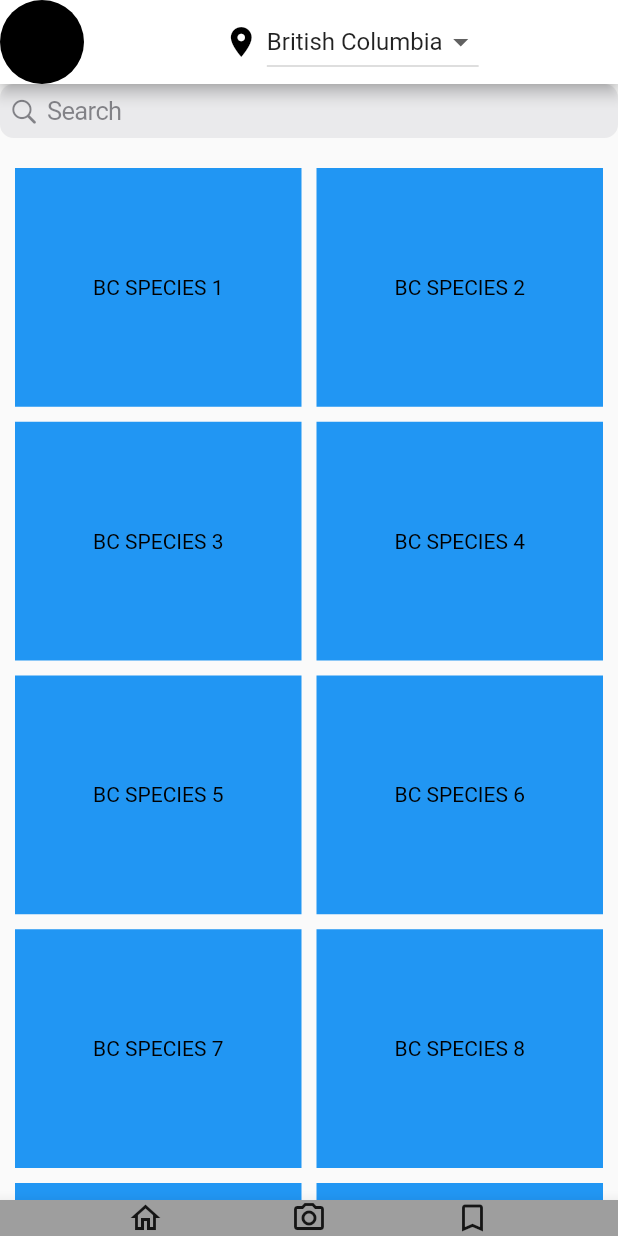
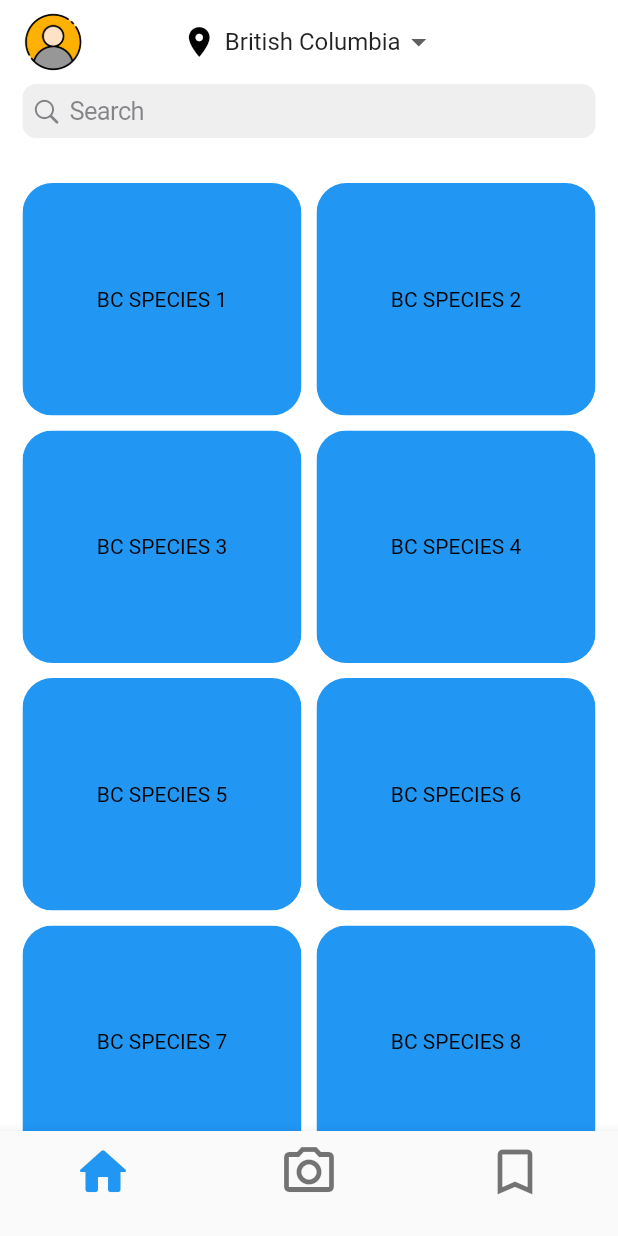
Before and after one commit to UBC-CIC/InvasivePlants, a Flutter app: the screen it shows after launch, on a phone screen of 412 x 824 dp. Run offline on Flutter 3.47's test engine with Material 2 defaults, Android fonts, the phone set to English and light mode, and no system bars; our stand-ins replace camera, image_picker, toggle_switch.

Commit message:
home page complete for now

```diff
--- a/flutter_app/lib/home_page.dart
+++ b/flutter_app/lib/home_page.dart
@@ -1,7 +1,6 @@
-// ignore_for_file: library_private_types_in_public_api
-
 import 'package:flutter/cupertino.dart';
 import 'package:flutter/material.dart';
+import 'package:flutter_app/settings_page.dart';
 import 'category_info_page.dart';
 
 class HomePage extends StatefulWidget {
@@ -14,24 +13,44 @@ class HomePage extends StatefulWidget {
 class _HomePageState extends State<HomePage> {
   String selectedLocation = 'British Columbia';
   bool isBCSelected = true;
+  String searchText = '';
 
   @override
   Widget build(BuildContext context) {
     return Scaffold(
+      backgroundColor: Colors.white,
       appBar: AppBar(
         backgroundColor: Colors.white,
-        leading: const CircleAvatar(
-          backgroundColor: Colors.black,
+        elevation: 0,
+        leading: Padding(
+          padding: const EdgeInsets.fromLTRB(15, 0, 0, 0),
+          child: GestureDetector(
+            onTap: () {
+              Navigator.push(
+                context,
+                MaterialPageRoute(
+                  builder: (context) => const SettingsPage(),
+                ),
+              );
+            },
+            child: Image.asset(
+              'assets/images/profile.png',
+              width: 24,
+              height: 24,
+            ),
+          ),
         ),
         title: Row(
           mainAxisAlignment: MainAxisAlignment.center,
+          mainAxisSize: MainAxisSize.min,
           children: <Widget>[
             const Icon(
               Icons.location_on,
               color: Colors.black,
             ),
             const SizedBox(width: 5),
-            DropdownButton<String>(
+            DropdownButtonHideUnderline(
+              child: DropdownButton<String>(
                 value: selectedLocation,
                 items:
                     <String>['British Columbia', 'Ontario'].map((String value) {
@@ -47,69 +66,103 @@ class _HomePageState extends State<HomePage> {
                   });
                 },
               ),
+            ),
           ],
         ),
       ),
-      body: SingleChildScrollView(
-        child: Column(
+      body: Column(
         children: <Widget>[
-            const CupertinoSearchTextField(),
-            const SizedBox(height: 10),
-            Container(
-              padding: const EdgeInsets.all(10),
-              child: GridView.builder(
+          Padding(
+            padding: const EdgeInsets.fromLTRB(15, 0, 15, 15),
+            child: CupertinoSearchTextField(
+              placeholder: 'Search',
+              onChanged: (value) {
+                setState(() {
+                  searchText = value;
+                });
+              },
+            ),
+          ),
+          Expanded(
+            child: ListView(
+              children: [
+                Padding(
+                  padding: const EdgeInsets.all(15),
+                  child: GridView.count(
                     shrinkWrap: true,
                     physics: const NeverScrollableScrollPhysics(),
-                gridDelegate: const SliverGridDelegateWithFixedCrossAxisCount(
                     crossAxisCount: 2,
                     childAspectRatio: 1.2,
                     crossAxisSpacing: 10,
                     mainAxisSpacing: 10,
+                    children: _buildMatchingItems(),
                   ),
-                itemCount: 12,
-                itemBuilder: (context, index) {
+                ),
+                const SizedBox(height: 10),
+              ],
+            ),
+          ),
+        ],
+      ),
+      bottomNavigationBar: BottomNavigationBar(
+        items: const [
+          BottomNavigationBarItem(
+            icon: Icon(Icons.home_rounded, size: 40),
+            label: '',
+          ),
+          BottomNavigationBarItem(
+            icon: Icon(Icons.camera_alt_outlined, size: 40),
+            label: '',
+          ),
+          BottomNavigationBarItem(
+            icon: Icon(Icons.bookmark_border, size: 40),
+            label: '',
+          ),
+        ],
+      ),
+    );
+  }
+
+  List<Widget> _buildMatchingItems() {
+    List<Widget> matchingItems = [];
+
+    for (int index = 0; index < 12; index++) {
+      final speciesName =
+          '${isBCSelected ? 'BC' : 'ONTARIO'} SPECIES ${index + 1}';
+      if (searchText.isEmpty ||
+          speciesName.toLowerCase().contains(searchText.toLowerCase())) {
+        matchingItems.add(_buildGridItem(speciesName));
+      }
+    }
+
+    return matchingItems;
+  }
+
+  Widget _buildGridItem(String speciesName) {
     return GestureDetector(
       onTap: () {
-                      // Navigate to CategoryInfoPage with the selected category title
         Navigator.push(
           context,
           MaterialPageRoute(
             builder: (context) => CategoryInfoPage(
-                            categoryTitle:
-                                '${isBCSelected ? 'BC' : 'ONTARIO'} SPECIES ${index + 1}',
+              categoryTitle: speciesName,
             ),
           ),
         );
       },
+      child: ClipRRect(
+        borderRadius: BorderRadius.circular(20.0),
         child: Container(
           color: isBCSelected ? Colors.blue : Colors.green,
           child: Center(
             child: Text(
-                          '${isBCSelected ? 'BC' : 'ONTARIO'} SPECIES ${index + 1}',
+              speciesName,
               style: const TextStyle(
                 color: Colors.black,
               ),
             ),
           ),
         ),
-                  );
-                },
-              ),
-            ),
-            const SizedBox(height: 10),
-          ],
-        ),
-      ),
-      bottomNavigationBar: const BottomAppBar(
-        color: Colors.grey,
-        child: Row(
-          mainAxisAlignment: MainAxisAlignment.spaceEvenly,
-          children: [
-            Icon(Icons.home_outlined),
-            Icon(Icons.camera_alt_outlined),
-            Icon(Icons.bookmark_border),
-          ],
-        ),
       ),
     );
   }
```
Also changed, not shown: flutter_app/assets/images/profile.png (added), 1 other file. Lines whose indentation alone changed are shown as unchanged.
